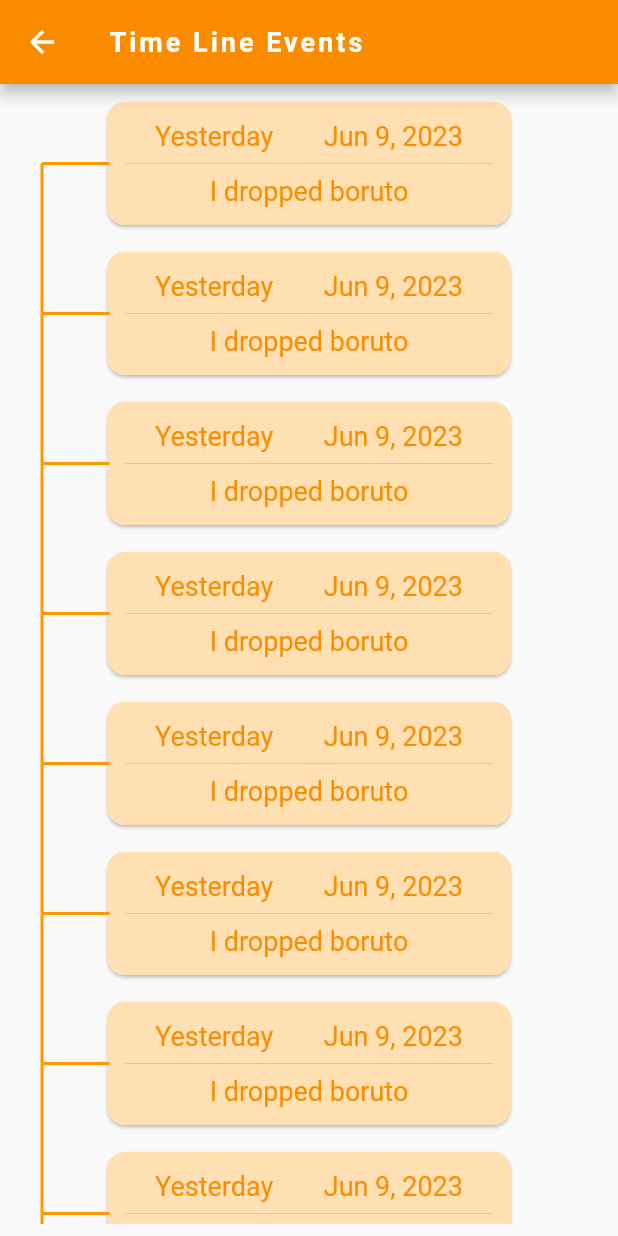
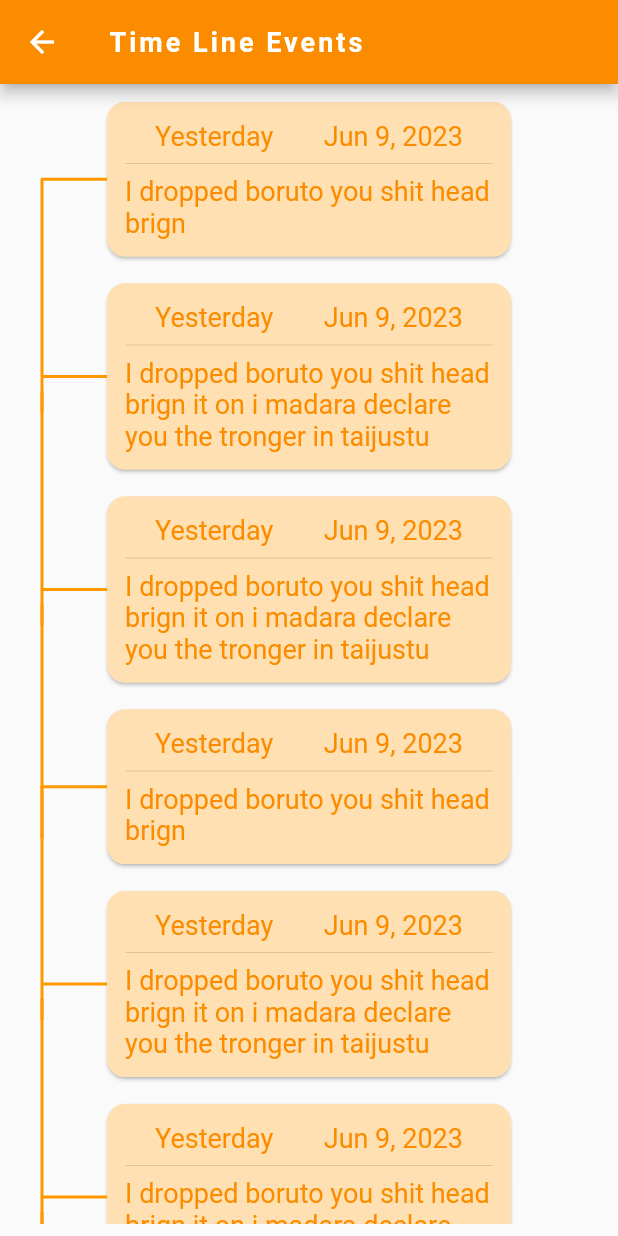
Before and after one commit to Vijayaraagavan/super_pocket, a Flutter app: the screen it shows after launch, on a phone screen of 412 x 824 dp. Run offline on Flutter 3.47's test engine with Material 2 defaults, Android fonts, the phone set to English and light mode, and no system bars; our stand-ins replace flutter_secure_storage; missing offline and left inert: flutter_pin_code_fields.

Commit message:
Used list view . separated widget for dynamically adjusting height of card. Drawn perfect side line using custom painter.

```diff
--- a/lib/pages/timeline.dart
+++ b/lib/pages/timeline.dart
@@ -56,18 +56,24 @@ class _EntryCardState extends State<EntryCard> {
   // }
   @override
   Widget build(BuildContext context) {
-    return Container(
-      height: 100,
-      child: Column(
+    return ListView.builder(
+      shrinkWrap: true,
+      physics: const NeverScrollableScrollPhysics(),
+      itemCount: 1, // number of children,
+      itemBuilder: (BuildContext context, int index) {
+        return Column(
           children: [
-          FractionallySizedBox(
+            CustomPaint(
+              foregroundPainter: LinePainterSide(),
+              child: Container(
+                child: FractionallySizedBox(
                   widthFactor: 0.7,
                   child: Card(
                     color: Theme.of(context).primaryColorLight,
                     // color: Colors.orange[100],
                     shape: RoundedRectangleBorder(
-                borderRadius:
-                    BorderRadius.circular(12), // Set the desired border radius
+                      borderRadius: BorderRadius.circular(
+                          12), // Set the desired border radius
                       side: BorderSide(
                         color: Theme.of(context)
                             .primaryColorLight, // Set the desired border color
@@ -80,7 +86,8 @@ class _EntryCardState extends State<EntryCard> {
                         mainAxisAlignment: MainAxisAlignment.center,
                         children: [
                           Padding(
-                      padding: const EdgeInsets.symmetric(horizontal: 20.0),
+                            padding:
+                                const EdgeInsets.symmetric(horizontal: 20.0),
                             child: Row(
                               children: [
                                 Text(
@@ -103,23 +110,24 @@ class _EntryCardState extends State<EntryCard> {
                           Text(
                             widget.entry.message,
                             style: TextStyle(
-                          color: Theme.of(context).primaryColor, fontSize: 18),
+                                color: Theme.of(context).primaryColor,
+                                fontSize: 18),
                           )
                         ],
                       ),
                     ),
                   ),
                 ),
-          CustomPaint(
-            painter: LinePainterSide(),
-            child: Container(height: 0), // Adjust the height of the line
+              ), // Adjust the height of the line
             ),
             CustomPaint(
               painter: LinePainterDown(),
               child: Container(height: 0), // Adjust the height of the line
             ),
+            SizedBox(height: 10)
           ],
-      ),
+        ); // Your child widget here;
+      },
     );
   }
 }
@@ -132,15 +140,18 @@ class EntryList extends StatefulWidget {
 
 class _EntryListState extends State<EntryList> {
   List<Entry> entries = [
-    gen(1, "I dropped boruto", 2),
-    gen(2, "I dropped boruto", 2)
+    gen(1, "I dropped boruto you shit head brign", 2),
+    gen(
+        2,
+        "I dropped boruto you shit head brign it on i madara declare you the tronger in taijustu",
+        2)
   ];
   @override
   Widget build(BuildContext context) {
     return Container(
       child: Expanded(
         child: ListView(
-
+            shrinkWrap: true,
             // children: entries.map((e) => EntryCard(e)).toList(),
             children: [
               EntryCard(entries[0]),
@@ -150,7 +161,7 @@ class _EntryListState extends State<EntryList> {
               // ),
               EntryCard(entries[1]),
               EntryCard(entries[1]),
-              EntryCard(entries[1]),
+              EntryCard(entries[0]),
               EntryCard(entries[1]),
               EntryCard(entries[1]),
               EntryCard(entries[1]),
@@ -173,8 +184,8 @@ class LinePainterSide extends CustomPainter {
       ..color = Colors.orange // Adjust the color of the line
       ..strokeWidth = 2.0;
 
-    final startPoint = Offset(20, -45);
-    final endPoint = Offset(65, -45);
+    final startPoint = Offset(4, size.height / 2);
+    final endPoint = Offset(-40, size.height / 2);
     canvas.drawLine(startPoint, endPoint, paint);
   }
 
@@ -191,8 +202,8 @@ class LinePainterDown extends CustomPainter {
       ..color = Colors.orange // Adjust the color of the line
       ..strokeWidth = 2.0;
 
-    final startPoint = Offset(20, -45);
-    final endPoint = Offset(20, 55);
+    final startPoint = Offset(20, -56);
+    final endPoint = Offset(20, 100);
     canvas.drawLine(startPoint, endPoint, paint);
   }
 
```
Lines whose indentation alone changed are shown as unchanged.
